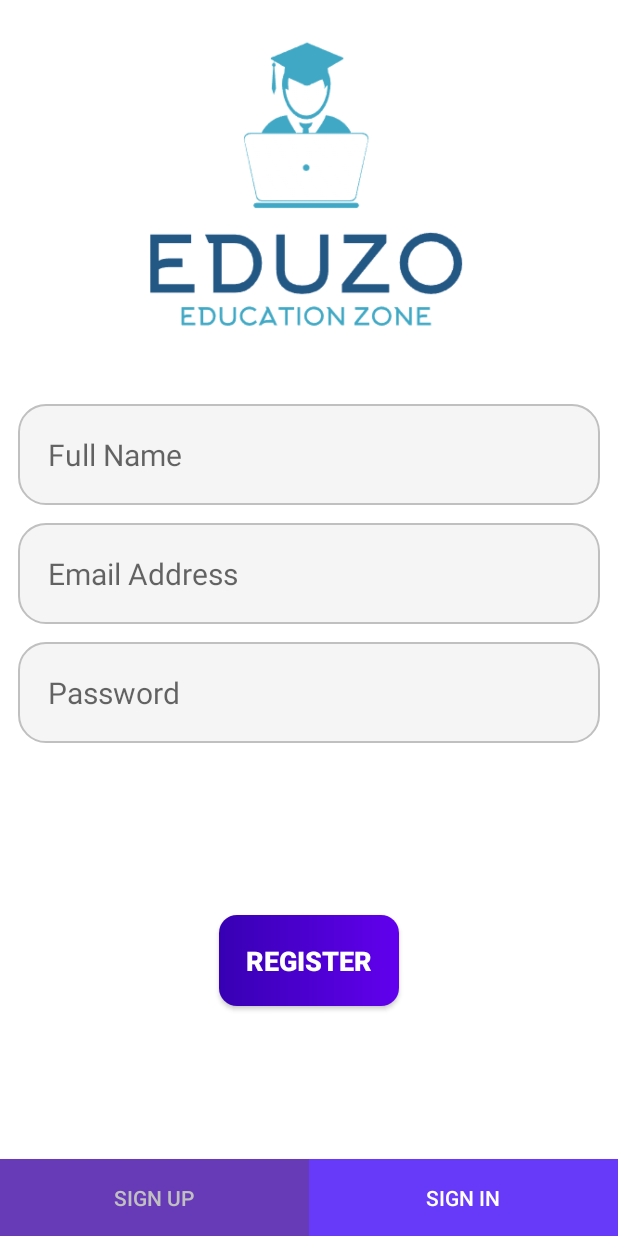
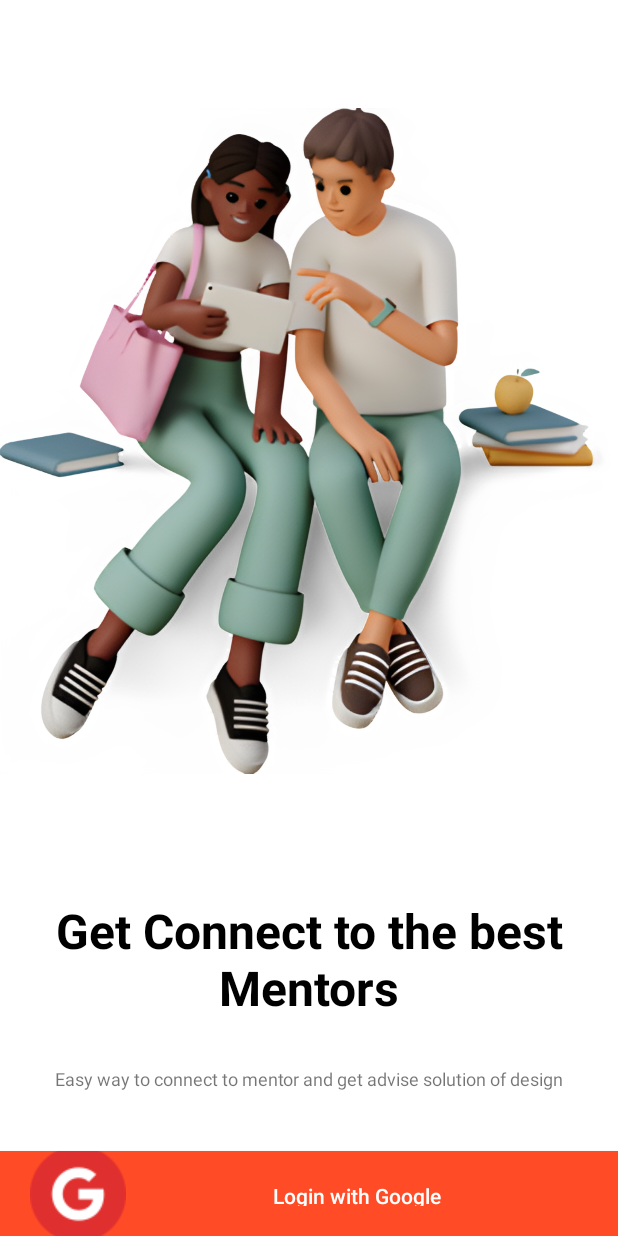
Before and after one commit to tusharsaxena01/Eduzo, an Android app: the WelcomeActivity screen opened directly, with no data from a screen before it, on a phone screen of 412 x 824 dp. Run offline under Robolectric (Android 15) with nearby library versions, the phone set to English and light mode, and no system bars; our stand-ins replace data binding.

Commit message:
adding welcome screen

```diff
--- a/app/src/main/res/layout/activity_welcome.xml
+++ b/app/src/main/res/layout/activity_welcome.xml
@@ -6,59 +6,116 @@
         android:layout_width="match_parent"
         android:layout_height="match_parent"
         tools:context=".WelcomeActivity">
+        <!--   TODO: clean the scrap code before finalizing     -->
+<!-- Idea Scraped -->
+<!--        <ImageView-->
+<!--            android:id="@+id/ivLogo"-->
+<!--            android:layout_width="match_parent"-->
+<!--            android:layout_height="0dp"-->
+<!--            android:contentDescription="Logo"-->
+<!--            android:src="@drawable/eduzo_logo"-->
+<!--            app:layout_constraintEnd_toEndOf="parent"-->
+<!--            app:layout_constraintStart_toStartOf="parent"-->
+<!--            app:layout_constraintTop_toTopOf="parent"-->
+<!--            app:layout_constraintBottom_toTopOf="@id/fragSignUp"-->
+<!--            app:layout_constraintVertical_weight="1"-->
+<!--            />-->
 
+<!--        <fragment-->
+<!--            android:layout_width="match_parent"-->
+<!--            android:layout_height="0dp"-->
+<!--            android:id="@+id/fragSignUp"-->
+<!--            app:layout_constraintTop_toBottomOf="@id/ivLogo"-->
+<!--            app:layout_constraintBottom_toTopOf="@id/btnSignUp"-->
+<!--            app:layout_constraintStart_toStartOf="parent"-->
+<!--            app:layout_constraintEnd_toEndOf="parent"-->
+<!--            app:layout_constraintVertical_weight="2"-->
+<!--            android:name="com.bitAndroid.eduzo.WelcomeSignUpFragment"-->
+<!--            android:layout_marginStart="12dp"-->
+<!--            android:layout_marginEnd="12dp"-->
+<!--            />-->
+<!--        <androidx.appcompat.widget.AppCompatButton-->
+<!--            android:layout_width="0dp"-->
+<!--            android:layout_height="0dp"-->
+<!--            android:id="@+id/btnSignUp"-->
+<!--            app:layout_constraintTop_toBottomOf="@id/fragSignUp"-->
+<!--            app:layout_constraintBottom_toBottomOf="parent"-->
+<!--            app:layout_constraintStart_toStartOf="parent"-->
+<!--            app:layout_constraintEnd_toStartOf="@id/btnSignIn"-->
+<!--            android:text="Sign Up"-->
+<!--            android:textColor="@color/grey"-->
+<!--            app:layout_constraintVertical_weight=".2"-->
+<!--            android:background="@color/btnSelected"-->
+<!--            />-->
+<!--        <androidx.appcompat.widget.AppCompatButton-->
+<!--            android:layout_width="0dp"-->
+<!--            android:layout_height="0dp"-->
+<!--            android:id="@+id/btnSignIn"-->
+<!--            app:layout_constraintTop_toBottomOf="@id/fragSignUp"-->
+<!--            app:layout_constraintBottom_toBottomOf="parent"-->
+<!--            app:layout_constraintEnd_toEndOf="parent"-->
+<!--            app:layout_constraintStart_toEndOf="@id/btnSignUp"-->
+<!--            android:text="Sign In"-->
+<!--            android:textColor="@color/white"-->
+<!--            app:layout_constraintVertical_weight=".2"-->
+<!--            android:background="@color/btnUnselected"-->
+<!--            />-->
+
+<!--   Idea 2     -->
         <ImageView
-            android:id="@+id/ivLogo"
+            android:layout_width="wrap_content"
+            android:layout_height="0dp"
+            android:id="@+id/ivStudents"
+            android:src="@drawable/young_students"
+            app:layout_constraintTop_toTopOf="parent"
+            app:layout_constraintStart_toStartOf="parent"
+            app:layout_constraintEnd_toEndOf="parent"
+            android:scaleType="centerInside"
+            app:layout_constraintVertical_weight="2"
+            app:layout_constraintBottom_toTopOf="@id/tvHeading"
+            android:paddingTop="20dp"
+            />
+        <TextView
+            android:layout_width="wrap_content"
+            android:layout_height="0dp"
+            android:gravity="center"
+            android:text="Get Connect to the best Mentors"
+            android:textColor="@color/black"
+            android:textSize="32sp"
+            android:textStyle="bold"
+            android:id="@+id/tvHeading"
+            app:layout_constraintTop_toBottomOf="@id/ivStudents"
+            app:layout_constraintStart_toStartOf="parent"
+            app:layout_constraintEnd_toEndOf="parent"
+            app:layout_constraintBottom_toTopOf="@id/tvSlogan"
+            app:layout_constraintVertical_weight=".5"
+            />
+        <TextView
+            android:layout_width="wrap_content"
+            android:layout_height="0dp"
+            android:id="@+id/tvSlogan"
+            android:text="Easy way to connect to mentor and get advise solution of design"
+            android:textSize="12sp"
+            app:layout_constraintTop_toBottomOf="@id/tvHeading"
+            app:layout_constraintStart_toStartOf="parent"
+            app:layout_constraintEnd_toEndOf="parent"
+            app:layout_constraintVertical_weight=".2"
+            app:layout_constraintBottom_toTopOf="@id/btnGoogle"
+            />
+
+        <androidx.appcompat.widget.AppCompatButton
             android:layout_width="match_parent"
             android:layout_height="0dp"
-            android:contentDescription="Logo"
-            android:src="@drawable/eduzo_logo"
-            app:layout_constraintEnd_toEndOf="parent"
-            app:layout_constraintStart_toStartOf="parent"
-            app:layout_constraintTop_toTopOf="parent"
-            app:layout_constraintBottom_toTopOf="@id/fragSignUp"
-            app:layout_constraintVertical_weight="1"
+            android:id="@+id/btnGoogle"
+            android:text="Login with Google"
+            android:textAllCaps="false"
+            android:textColor="@color/white"
+            android:background="#ff4b26"
+            android:padding="20dp"
+            app:layout_constraintTop_toBottomOf="@id/tvSlogan"
+            app:layout_constraintBottom_toBottomOf="parent"
+            app:layout_constraintVertical_weight=".2"
+            android:drawableStart="@drawable/google_logo"
             />
-
-        <fragment
-            android:layout_width="match_parent"
-            android:layout_height="0dp"
-            android:id="@+id/fragSignUp"
-            app:layout_constraintTop_toBottomOf="@id/ivLogo"
-            app:layout_constraintBottom_toTopOf="@id/btnSignUp"
-            app:layout_constraintStart_toStartOf="parent"
-            app:layout_constraintEnd_toEndOf="parent"
-            app:layout_constraintVertical_weight="2"
-            android:name="com.bitAndroid.eduzo.WelcomeSignUpFragment"
-            android:layout_marginStart="12dp"
-            android:layout_marginEnd="12dp"
-            />
-        <androidx.appcompat.widget.AppCompatButton
-            android:layout_width="0dp"
-            android:layout_height="0dp"
-            android:id="@+id/btnSignUp"
-            app:layout_constraintTop_toBottomOf="@id/fragSignUp"
-            app:layout_constraintBottom_toBottomOf="parent"
-            app:layout_constraintStart_toStartOf="parent"
-            app:layout_constraintEnd_toStartOf="@id/btnSignIn"
-            android:text="Sign Up"
-            android:textColor="@color/grey"
-            app:layout_constraintVertical_weight=".2"
-            android:background="@color/btnSelected"
-            />
-        <androidx.appcompat.widget.AppCompatButton
-            android:layout_width="0dp"
-            android:layout_height="0dp"
-            android:id="@+id/btnSignIn"
-            app:layout_constraintTop_toBottomOf="@id/fragSignUp"
-            app:layout_constraintBottom_toBottomOf="parent"
-            app:layout_constraintEnd_toEndOf="parent"
-            app:layout_constraintStart_toEndOf="@id/btnSignUp"
-            android:text="Sign In"
-            android:textColor="@color/white"
-            app:layout_constraintVertical_weight=".2"
-            android:background="@color/btnUnselected"
-            />
-
     </androidx.constraintlayout.widget.ConstraintLayout>
 </layout>
```
Also changed, not shown: app/src/main/res/drawable/google_logo.png (added), app/src/main/res/drawable/young_students.png (added).
